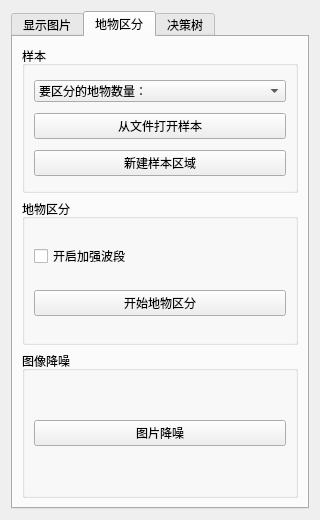
This is operate.ui in IMVector/Remote as Qt 5 draws it before an edit. The edited form follows.
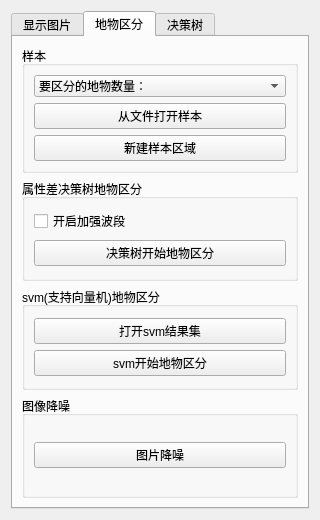
This is the edited form. The open tabs and pages were chosen to show the change.

Diff of the .ui file:
```diff
--- a/operate.ui
+++ b/operate.ui
@@ -146,7 +146,7 @@
        <item>
         <widget class="QGroupBox" name="groupBox_2">
          <property name="title">
-          <string>地物区分</string>
+          <string>属性差决策树地物区分</string>
          </property>
          <layout class="QVBoxLayout" name="verticalLayout_3">
           <item>
@@ -159,13 +159,40 @@
           <item>
            <widget class="QPushButton" name="startSortBtn">
             <property name="text">
-             <string>开始地物区分</string>
+             <string>决策树开始地物区分</string>
             </property>
            </widget>
           </item>
          </layout>
         </widget>
        </item>
+       <item>
+        <widget class="QGroupBox" name="groupBox_6">
+         <property name="title">
+          <string>svm(支持向量机)地物区分</string>
+         </property>
+         <layout class="QGridLayout" name="gridLayout_6">
+          <item row="0" column="0">
+           <layout class="QVBoxLayout" name="verticalLayout_4">
+            <item>
+             <widget class="QPushButton" name="loadModelBtn">
+              <property name="text">
+               <string>打开svm结果集</string>
+              </property>
+             </widget>
+            </item>
+            <item>
+             <widget class="QPushButton" name="svmStartBtn">
+              <property name="text">
+               <string>svm开始地物区分</string>
+              </property>
+             </widget>
+            </item>
+           </layout>
+          </item>
+         </layout>
+        </widget>
+       </item>
        <item>
         <widget class="QGroupBox" name="groupBox_3">
          <property name="title">
```
Left out of the diff: 2 changed lines with no effect on the pictures.
